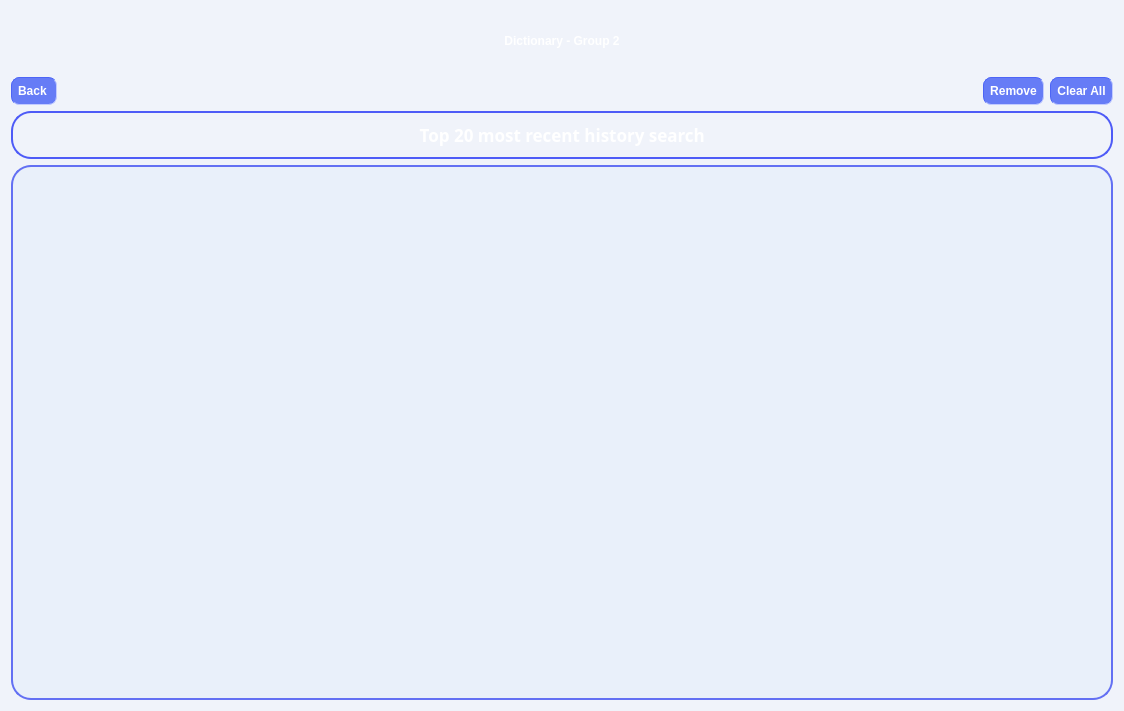
Old version of the form historyscreen.ui in the repository OHonSam/CS163_Group2_Dictionary.
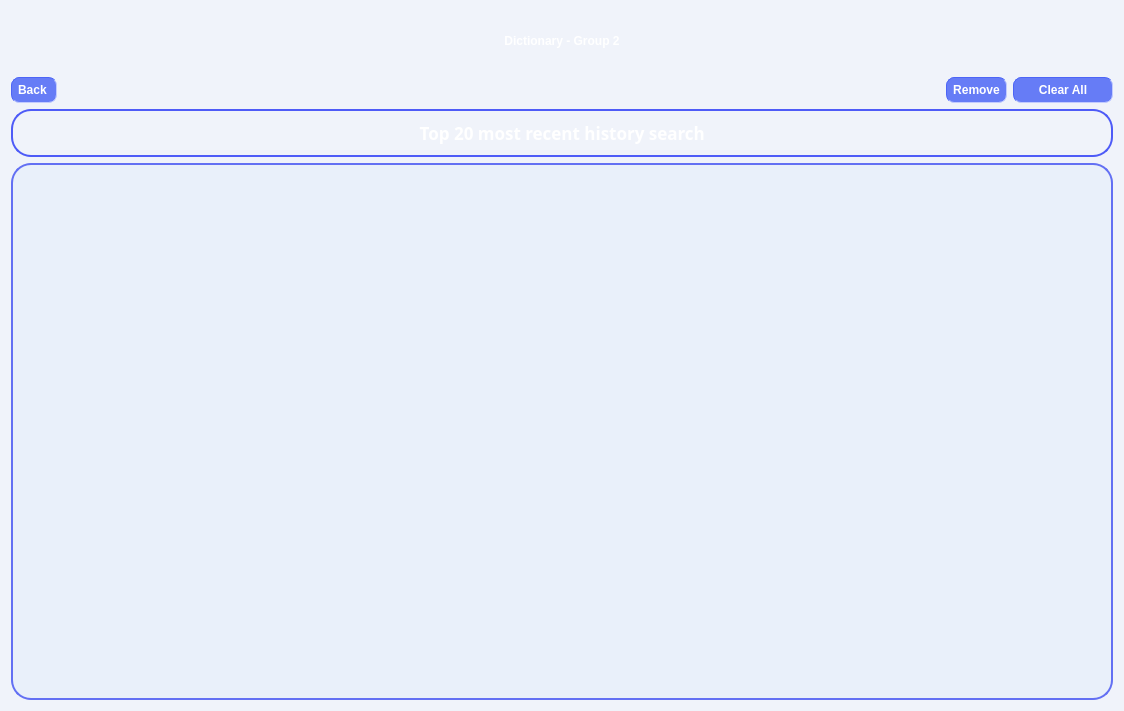
New version of the form. Icons and pictures are not drawn.

Commit message: fix clear all buttons display

The edit to the form file:
```diff
--- a/historyscreen.ui
+++ b/historyscreen.ui
@@ -90,6 +90,12 @@
        </item>
        <item>
         <widget class="QPushButton" name="pushButton_clear">
+         <property name="sizePolicy">
+          <sizepolicy hsizetype="Expanding" vsizetype="Fixed">
+           <horstretch>0</horstretch>
+           <verstretch>0</verstretch>
+          </sizepolicy>
+         </property>
          <property name="maximumSize">
           <size>
            <width>100</width>
@@ -100,7 +106,7 @@
           <enum>Qt::RightToLeft</enum>
          </property>
          <property name="styleSheet">
-          <string notr="true">padding: 6px;
+          <string notr="true">padding: 5px;
 border-color: rgb(77, 101, 246);
 border-width : 1px;
 border-style:inset;
@@ -109,7 +115,7 @@
   min-width: 1px;
 background-color: rgb(102, 124, 246);
 font: 11pt &quot;Comfortaa&quot;;
-font: bold;
+font:bold;
 color: white;</string>
          </property>
          <property name="text">
```
